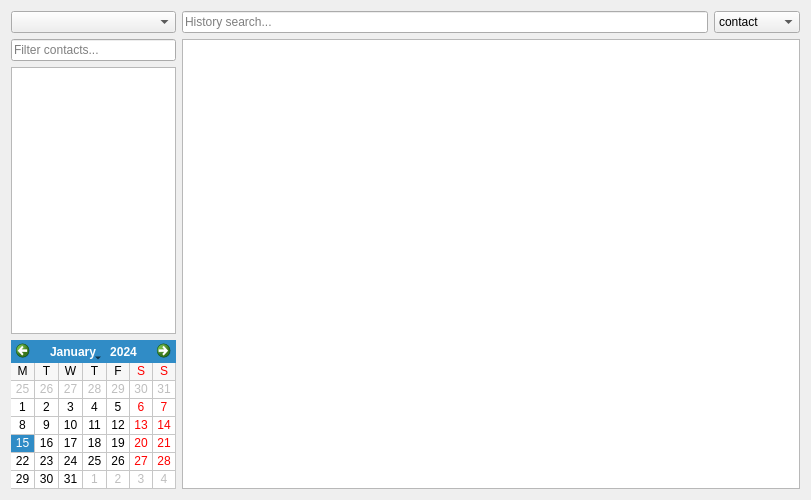
Above: src/plugins/azoth/plugins/chathistory/chathistorywidget.ui from 0xd34df00d/leechcraft before the change. Below: the same form after it.
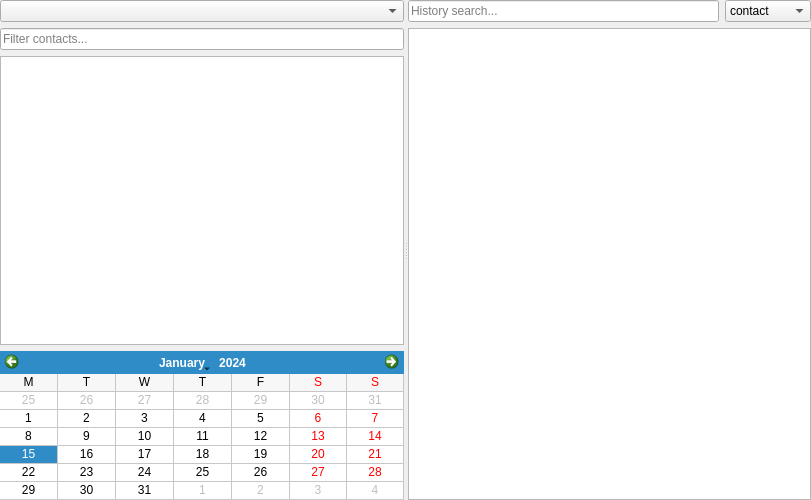
That is the form after the change.

Commit message: Azoth CH: use splitter in CH widget.

Diff of the .ui file:
```diff
--- a/src/plugins/azoth/plugins/chathistory/chathistorywidget.ui
+++ b/src/plugins/azoth/plugins/chathistory/chathistorywidget.ui
@@ -13,8 +13,16 @@
   <property name="windowTitle">
    <string/>
   </property>
-  <layout class="QHBoxLayout" name="horizontalLayout_2">
+  <layout class="QVBoxLayout" name="verticalLayout_3">
+   <property name="margin">
+    <number>0</number>
+   </property>
    <item>
+    <widget class="QSplitter" name="VertSplitter_">
+     <property name="orientation">
+      <enum>Qt::Horizontal</enum>
+     </property>
+     <widget class="QWidget" name="">
     <layout class="QVBoxLayout" name="verticalLayout">
      <item>
       <widget class="QComboBox" name="AccountBox_">
@@ -47,6 +55,9 @@
          <verstretch>0</verstretch>
         </sizepolicy>
        </property>
+         <property name="rootIsDecorated">
+          <bool>false</bool>
+         </property>
        <attribute name="headerVisible">
         <bool>false</bool>
        </attribute>
@@ -55,7 +66,7 @@
      <item>
       <widget class="QCalendarWidget" name="Calendar_">
        <property name="sizePolicy">
-        <sizepolicy hsizetype="Fixed" vsizetype="Fixed">
+          <sizepolicy hsizetype="Preferred" vsizetype="Fixed">
          <horstretch>0</horstretch>
          <verstretch>0</verstretch>
         </sizepolicy>
@@ -78,8 +89,8 @@
       </widget>
      </item>
     </layout>
-   </item>
-   <item>
+     </widget>
+     <widget class="QWidget" name="">
     <layout class="QVBoxLayout" name="verticalLayout_2">
      <item>
       <layout class="QHBoxLayout" name="horizontalLayout">
@@ -119,6 +130,8 @@
       </widget>
      </item>
     </layout>
+     </widget>
+    </widget>
    </item>
   </layout>
  </widget>
```
Lines whose indentation alone changed are shown as unchanged. The commit also changes 1 other file.
